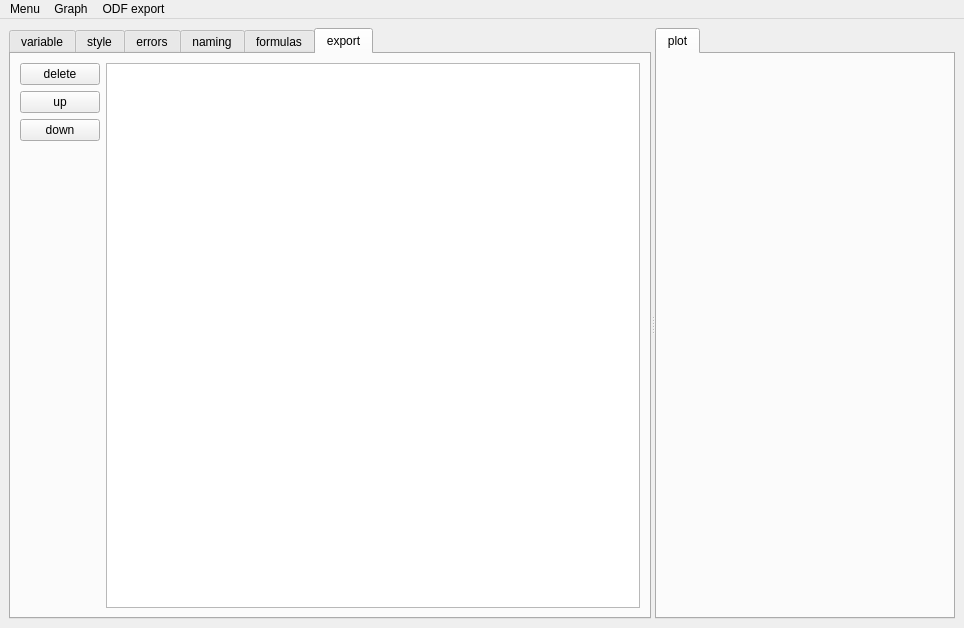
Qt form mainwindow.ui (VariPor/laboratory_work_handler) before a commit.
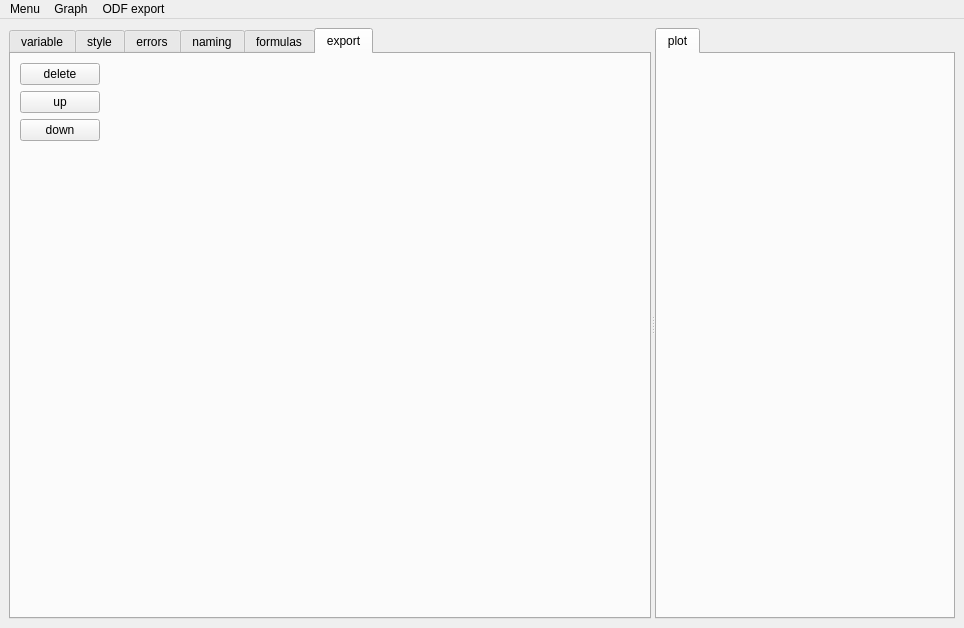
The same form after that commit. The open tabs and pages were chosen to show the change. Custom widgets are drawn as their Qt base class.

```diff
--- a/mainwindow.ui
+++ b/mainwindow.ui
@@ -254,7 +254,21 @@
           </layout>
          </item>
          <item>
-          <widget class="QTextEdit" name="ODF_export"/>
+          <layout class="QVBoxLayout" name="ODFEditor">
+           <item>
+            <spacer name="horizontalSpacer_2">
+             <property name="orientation">
+              <enum>Qt::Horizontal</enum>
+             </property>
+             <property name="sizeHint" stdset="0">
+              <size>
+               <width>40</width>
+               <height>20</height>
+              </size>
+             </property>
+            </spacer>
+           </item>
+          </layout>
          </item>
         </layout>
        </widget>
```
Left out of the diff: 21 changed lines with no effect on the pictures.
